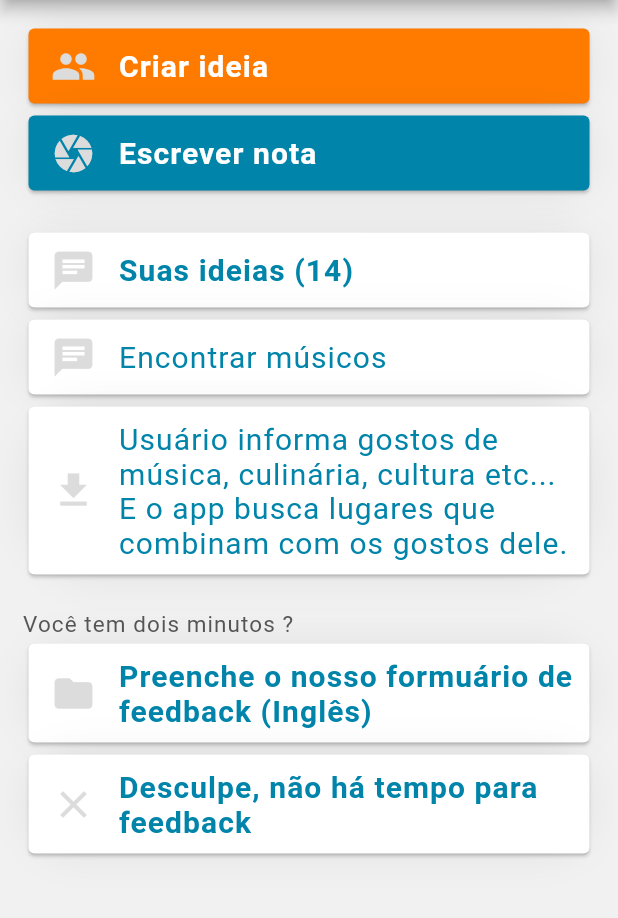
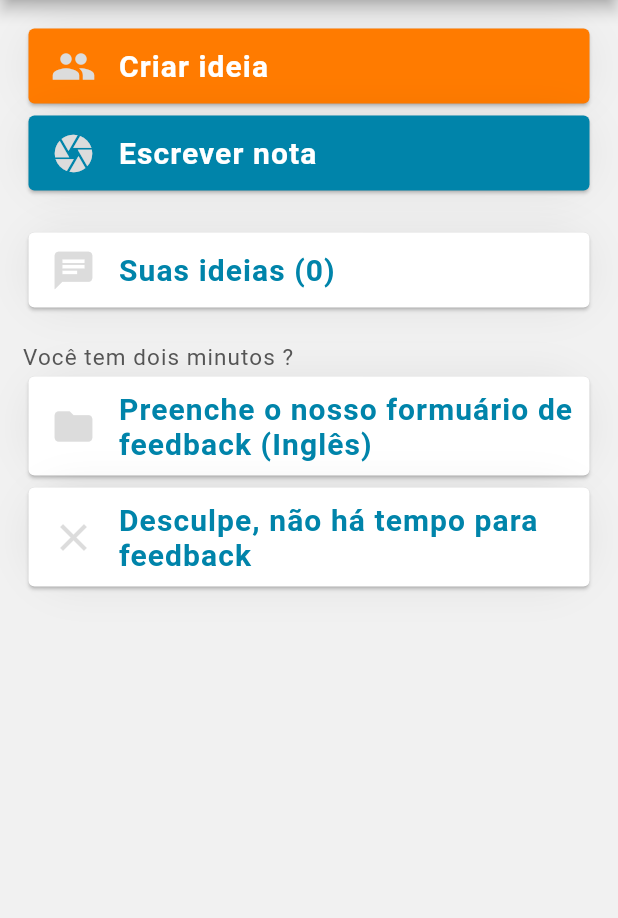
Before and after one commit to FelipeQueFez/idea-growr, a Flutter app: the screen it shows after launch, on a phone screen of 412 x 824 dp, the part 84-1002 px from its top. Run offline on Flutter 3.47's test engine with Material 2 defaults, Android fonts, the phone set to English and light mode, and no system bars; our stand-ins replace bloc, equatable, flutter_bloc, get_it, sqflite; accounts and stored records are empty.

Commit message:
implemented home bloc

```diff
--- a/lib/main.dart
+++ b/lib/main.dart
@@ -1,5 +1,4 @@
 import 'package:flutter/material.dart';
-import 'package:idea_growr/modules/database/providers/database_provider.dart';
 import 'package:idea_growr/setup.dart';
 import 'package:idea_growr/theme.dart';
 import 'package:idea_growr/views/screens/home/home.dart';
@@ -11,14 +10,6 @@ void main() async {
 
 class MyApp extends StatelessWidget {
   @override
-  StatelessElement createElement() {
-    //TODO:test
-    DatabaseProvider service = new DatabaseProvider();
-    service.openDatabaseAsync();
-    return super.createElement();
-  }
-
-  @override
   Widget build(BuildContext context) {
     return MaterialApp(
         title: 'Idea Growr',
--- a/lib/setup.dart
+++ b/lib/setup.dart
@@ -36,12 +36,12 @@ void _registerSingletonServices() {
   getItInstance.registerLazySingleton<CategoryService>(() => CategoryService());
 
   getItInstance.registerLazySingleton<DatabaseService>(
-      () => DatabaseService(getItInstance(), getItInstance(), getItInstance()));
+      () => DatabaseService(getItInstance(), getItInstance()));
 }
 
 void _registerBlocs() {
   getItInstance.registerLazySingleton<YourIdeasBloc>(() => YourIdeasBloc(getItInstance()));
   getItInstance.registerLazySingleton<IdeaBloc>(() => IdeaBloc(getItInstance()));
   getItInstance.registerLazySingleton<CategoryBloc>(() => CategoryBloc(getItInstance()));
-  getItInstance.registerLazySingleton<HomeBloc>(() => HomeBloc());
+  getItInstance.registerLazySingleton<HomeBloc>(() => HomeBloc(getItInstance()));
 }
--- a/lib/views/screens/home/bloc/home_bloc.dart
+++ b/lib/views/screens/home/bloc/home_bloc.dart
@@ -1,18 +1,29 @@
 import 'dart:async';
 
 import 'package:bloc/bloc.dart';
+import 'package:idea_growr/modules/database/services/database_service.dart';
 import 'package:idea_growr/views/shared/bloc/DefaultState.dart';
 import 'package:idea_growr/views/screens/home/bloc/home_event.dart';
 import 'package:idea_growr/views/screens/home/bloc/home_state.dart';
 
 class HomeBloc extends Bloc<HomeEvent, DefaultState> {
+  final DatabaseService databaseService;
+
+  HomeBloc(this.databaseService);
+
   @override
-  DefaultState get initialState => HomeInitial();
+  DefaultState get initialState => HomeState.initial();
 
   @override
   Stream<DefaultState> mapEventToState(
     HomeEvent event,
   ) async* {
-    // TODO: implement mapEventToState
+    if (event is LoadIdeas) {
+      yield Loading();
+
+      var result = await this.databaseService.selectedIdeasAsync();
+
+      yield HomeState(countIdeas: result.ideas.length);
+    }
   }
 }
--- a/lib/views/screens/home/bloc/home_event.dart
+++ b/lib/views/screens/home/bloc/home_event.dart
@@ -2,3 +2,5 @@ import 'package:flutter/material.dart';
 
 @immutable
 abstract class HomeEvent {}
+
+class LoadIdeas extends HomeEvent {}
--- a/lib/views/screens/home/bloc/home_state.dart
+++ b/lib/views/screens/home/bloc/home_state.dart
@@ -1,16 +1,19 @@
-
-
 import 'package:flutter/material.dart';
 import 'package:idea_growr/views/shared/bloc/DefaultState.dart';
 
 @immutable
-class HomeInitial extends DefaultState {
-  HomeInitial();
+class HomeState extends DefaultState {
 
-  factory HomeInitial.initial() {
-    return HomeInitial();
+  final int countIdeas;
+
+  HomeState({this.countIdeas});
+
+  factory HomeState.initial() {
+    return HomeState(
+      countIdeas: 0
+    );
   }
 
   @override
-  List<Object> get props => [];
+  List<Object> get props => [countIdeas];
 }
--- a/lib/views/screens/home/home.dart
+++ b/lib/views/screens/home/home.dart
@@ -1,8 +1,15 @@
 import 'package:flutter/material.dart';
+import 'package:flutter_bloc/flutter_bloc.dart';
 import 'package:idea_growr/app_colors.dart';
+import 'package:idea_growr/setup.dart';
+import 'package:idea_growr/views/screens/home/bloc/home_bloc.dart';
+import 'package:idea_growr/views/screens/home/bloc/home_state.dart';
+import 'package:idea_growr/views/screens/home/bloc/home_event.dart';
 import 'package:idea_growr/views/screens/idea/idea.dart';
 import 'package:idea_growr/views/screens/your-ideas/your_ideas.dart';
+import 'package:idea_growr/views/shared/bloc/DefaultState.dart';
 import 'package:idea_growr/views/shared/custom_card.dart';
+import 'package:idea_growr/views/shared/custom_circular_progress_indicador.dart';
 import 'package:idea_growr/views/shared/custom_container.dart';
 import 'package:idea_growr/views/shared/custom_scaffold.dart';
 import 'package:idea_growr/views/shared/custom_text.dart';
@@ -15,6 +22,14 @@ class Home extends StatefulWidget {
 }
 
 class _HomeState extends State<Home> {
+  HomeBloc _homeBloc;
+
+  @override
+  void initState() {
+    _homeBloc = getItInstance<HomeBloc>()..add(LoadIdeas());
+    super.initState();
+  }
+
   @override
   Widget build(BuildContext context) {
     return CustomScaffold(
@@ -56,6 +71,23 @@ class _HomeState extends State<Home> {
   }
 
   Widget _buildBody() {
+    return BlocBuilder<HomeBloc, DefaultState>(
+      bloc: _homeBloc,
+      builder: (BuildContext context, DefaultState state) {
+        if (state is Loading) {
+          return CustomCircularProgressIndicator();
+        }
+
+        if (state is HomeState) {
+          return _buildContent(state.countIdeas);
+        }
+
+        return Container();
+      },
+    );
+  }
+
+  Widget _buildContent(int countIdeas) {
     return SingleChildScrollView(
       child: CustomContainer(
         child: Column(
@@ -89,7 +121,7 @@ class _HomeState extends State<Home> {
               backgroundColor: AppColors.white,
               icon: Icons.chat,
               title: ExtendsText(
-                'Suas ideias (14)',
+                'Suas ideias ($countIdeas)',
                 color: AppColors.primary,
                 fontWeight: FontWeight.bold,
               ),
@@ -100,24 +132,24 @@ class _HomeState extends State<Home> {
                 );
               },
             ),
-            CustomCard(
-              backgroundColor: AppColors.white,
-              icon: Icons.chat,
-              title: ExtendsText(
-                'Encontrar músicos',
-                color: AppColors.primary,
-                fontWeight: FontWeight.normal,
-              ),
-            ),
-            CustomCard(
-              backgroundColor: AppColors.white,
-              icon: Icons.file_download,
-              title: ExtendsText(
-                'Usuário informa gostos de música, culinária, cultura etc... E o app busca lugares que combinam com os gostos dele.',
-                color: AppColors.primary,
-                fontWeight: FontWeight.normal,
-              ),
-            ),
+            // CustomCard(
+            //   backgroundColor: AppColors.white,
+            //   icon: Icons.chat,
+            //   title: ExtendsText(
+            //     'Encontrar músicos',
+            //     color: AppColors.primary,
+            //     fontWeight: FontWeight.normal,
+            //   ),
+            // ),
+            // CustomCard(
+            //   backgroundColor: AppColors.white,
+            //   icon: Icons.file_download,
+            //   title: ExtendsText(
+            //     'Usuário informa gostos de música, culinária, cultura etc... E o app busca lugares que combinam com os gostos dele.',
+            //     color: AppColors.primary,
+            //     fontWeight: FontWeight.normal,
+            //   ),
+            // ),
             SpacerBox.v20,
             Align(
               alignment: Alignment.topLeft,
```
Also changed, not shown: lib/modules/database/services/database_service.dart (+13 -3 lines).
